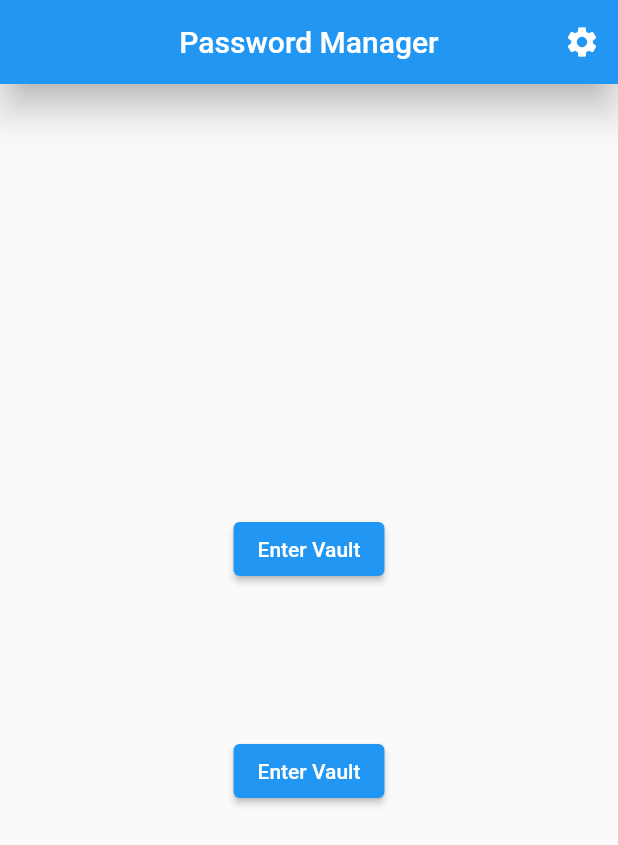
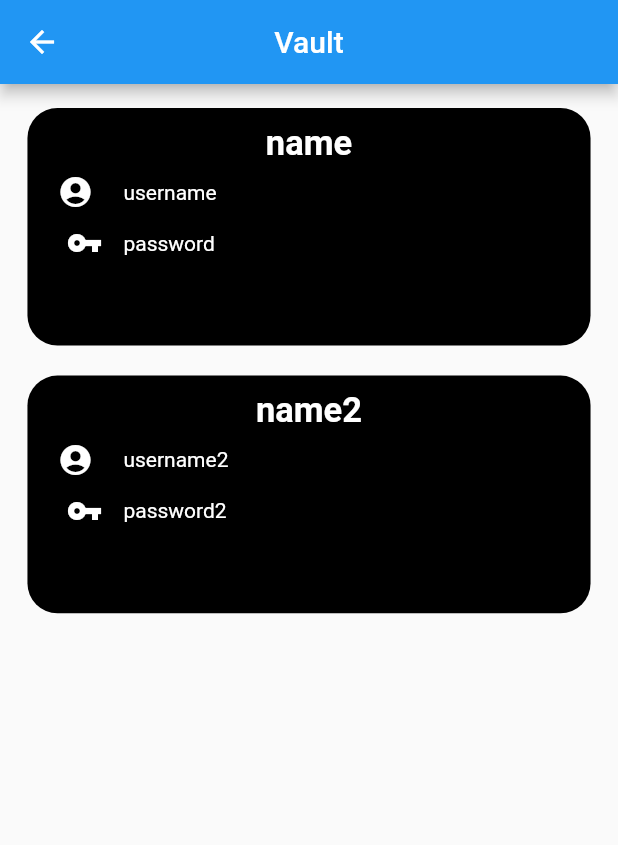
Before and after one commit to Chris-Kiese/password_manager, a Flutter app: the screen it shows after launch, after a tap on "Enter Vault", on a phone screen of 412 x 824 dp. Shown: the top 845 px of the screen. Run offline on Flutter 3.47's test engine with Material 2 defaults, Android fonts, the phone set to English and light mode, and no system bars.

Commit message:
Created basic vault page & corresponding components.

```diff
--- a/lib/src/pages/home/home.dart
+++ b/lib/src/pages/home/home.dart
@@ -1,11 +1,12 @@
 import 'package:flutter/material.dart';
+import 'package:password_manager/src/constant/routes/routes.dart';
 
 class HomePage extends StatelessWidget {
   const HomePage({Key? key}) : super(key: key);
 
   @override
   Widget build(BuildContext context) {
-    return Scaffold(appBar: _buildAppBar(), body: _buildBody());
+    return Scaffold(appBar: _buildAppBar(), body: _buildBody(context));
   }
 
   _buildAppBar() {
@@ -27,13 +28,13 @@ class HomePage extends StatelessWidget {
     );
   }
 
-  _buildBody() {
+  _buildBody(BuildContext context) {
     return Container(
       alignment: Alignment.center,
       child: Column(
         mainAxisAlignment: MainAxisAlignment.center,
         children: [
-          _buildVaultButton(),
+          _buildVaultButton(context),
           const SizedBox(
             height: 100,
           ),
@@ -43,11 +44,12 @@ class HomePage extends StatelessWidget {
     );
   }
 
-  _buildVaultButton() {
+  _buildVaultButton(BuildContext context) {
     return ElevatedButton(
       child: const Text('Enter Vault'),
       onPressed: () {
         //TODO: enter vault page
+        Navigator.pushNamed(context, vaultRoute);
       },
     );
   }
--- /dev/null
+++ b/lib/src/pages/vault/components/account_card.dart
@@ -0,0 +1,127 @@
+import 'package:flutter/material.dart';
+import 'package:password_manager/src/model/account/account.dart';
+import 'package:password_manager/src/pages/vault/components/account_info.dart';
+
+class AccountCard extends StatelessWidget {
+  const AccountCard({Key? key, required this.account}) : super(key: key);
+
+  final Account account;
+
+  //Build the Widget
+  @override
+  Widget build(BuildContext context) {
+    return GestureDetector(
+        onLongPress: () {
+          _showMenu(context);
+        },
+        child: SafeArea(
+          child: Container(
+            margin: EdgeInsets.symmetric(
+                horizontal: MediaQuery.of(context).size.width * 0.025),
+            height: 120,
+            decoration: BoxDecoration(
+                borderRadius: BorderRadius.circular(20.0), color: Colors.black),
+            child: _buildDismissable(context),
+          ),
+        ));
+  }
+
+  Future<dynamic> _showMenu(BuildContext context) {
+    return showMenu(
+      position: const RelativeRect.fromLTRB(10, 0, 0, 0),
+      items: <PopupMenuEntry>[
+        PopupMenuItem(
+            child: Column(
+          children: [
+            TextButton(
+                child: Row(children: const <Widget>[
+                  Icon(Icons.edit),
+                  SizedBox(
+                    width: 5,
+                  ),
+                  Text('Edit')
+                ]),
+                onPressed: () async {
+                  //TODO: edit account
+                }),
+            TextButton(
+                child: Row(children: const <Widget>[
+                  Icon(Icons.delete),
+                  SizedBox(
+                    width: 5,
+                  ),
+                  Text('Delete')
+                ]),
+                onPressed: () {
+                  //TODO: delete account
+                })
+          ],
+        ))
+      ],
+      context: context,
+    );
+  }
+
+  Widget _buildDismissable(BuildContext context) {
+    return Dismissible(
+      key: Key('${account.id}'),
+      background: Container(
+        child: Row(
+          mainAxisAlignment: MainAxisAlignment.start,
+          children: const [
+            SizedBox(
+              width: 20,
+            ),
+            Icon(
+              Icons.edit,
+              color: Colors.white,
+              size: 40,
+            ),
+          ],
+        ),
+        decoration: BoxDecoration(
+          borderRadius: BorderRadius.circular(20),
+          color: Colors.blue,
+        ),
+      ),
+      secondaryBackground: Container(
+        child: Row(
+          mainAxisAlignment: MainAxisAlignment.end,
+          children: const [
+            Icon(
+              Icons.delete,
+              color: Colors.white,
+              size: 40,
+            ),
+            SizedBox(
+              width: 20,
+            )
+          ],
+        ),
+        decoration: BoxDecoration(
+          borderRadius: BorderRadius.circular(20),
+          color: Colors.red,
+        ),
+      ),
+      confirmDismiss: (direction) async {
+        if (direction == DismissDirection.endToStart) {
+          //TODO: delete account
+        } else {
+          //TODO: Edit Acchount
+        }
+      },
+      child: Column(
+        children: [
+          const SizedBox(height: 10),
+          Text(
+            account.name,
+            style: const TextStyle(
+                color: Colors.white, fontWeight: FontWeight.bold, fontSize: 23),
+          ),
+          const SizedBox(height: 7),
+          AccountInfo(account: account),
+        ],
+      ),
+    );
+  }
+}
--- /dev/null
+++ b/lib/src/pages/vault/components/account_info.dart
@@ -0,0 +1,63 @@
+import 'package:flutter/material.dart';
+import 'package:password_manager/src/model/account/account.dart';
+
+class AccountInfo extends StatelessWidget {
+  const AccountInfo({Key? key, required this.account}) : super(key: key);
+
+  final Account account;
+
+  @override
+  Widget build(BuildContext context) {
+    return Row(
+      children: [
+        SizedBox(
+          width: MediaQuery.of(context).size.width * 0.9,
+          child: Column(children: <Widget>[
+            const SizedBox(width: 10),
+            account.username.isNotEmpty
+                ? _buildUsername()
+                : const SizedBox(height: 10),
+            const SizedBox(height: 10),
+            _buildPassword(),
+          ]),
+        ),
+      ],
+    );
+  }
+
+  Widget _buildUsername() {
+    return Row(
+      children: [
+        const SizedBox(width: 20),
+        const Icon(
+          Icons.account_circle,
+          color: Colors.white,
+        ),
+        const SizedBox(width: 20),
+        Text(
+          account.username,
+          style: const TextStyle(color: Colors.white),
+        )
+      ],
+    );
+  }
+
+  Widget _buildPassword() {
+    return Row(
+      children: [
+        const SizedBox(width: 26),
+        const Icon(
+          Icons.vpn_key,
+          color: Colors.white,
+        ),
+        const SizedBox(
+          width: 14,
+        ),
+        Text(
+          account.password,
+          style: const TextStyle(color: Colors.white),
+        )
+      ],
+    );
+  }
+}
--- /dev/null
+++ b/lib/src/pages/vault/components/account_list.dart
@@ -0,0 +1,28 @@
+import 'package:flutter/material.dart';
+import 'package:password_manager/src/model/account/account.dart';
+import 'package:password_manager/src/pages/vault/components/account_card.dart';
+
+class AccountList extends StatelessWidget {
+  const AccountList({Key? key}) : super(key: key);
+
+  @override
+  Widget build(BuildContext context) {
+    List<Account> mockData = [
+      Account('name', 'username', 'password'),
+      Account('name2', 'username2', 'password2')
+    ];
+
+    return Padding(
+      padding: EdgeInsets.fromLTRB(8, 16, 8, 0),
+      child: GridView.builder(
+        gridDelegate: const SliverGridDelegateWithFixedCrossAxisCount(
+          crossAxisCount: 1,
+          mainAxisSpacing: 20,
+          childAspectRatio: 2.5,
+        ),
+        itemCount: mockData.length,
+        itemBuilder: (context, index) => AccountCard(account: mockData[index]),
+      ),
+    );
+  }
+}
--- a/lib/src/pages/vault/vault.dart
+++ b/lib/src/pages/vault/vault.dart
@@ -1 +1,24 @@
 //TODO: create
+
+import 'package:flutter/material.dart';
+import 'package:password_manager/src/pages/vault/components/account_list.dart';
+
+class VaultPage extends StatefulWidget {
+  const VaultPage({Key? key}) : super(key: key);
+
+  @override
+  _VaultPageState createState() => _VaultPageState();
+}
+
+class _VaultPageState extends State<VaultPage> {
+  @override
+  Widget build(BuildContext context) {
+    return Scaffold(
+      appBar: AppBar(
+        centerTitle: true,
+        title: const Text('Vault'),
+      ),
+      body: const AccountList(),
+    );
+  }
+}
```
